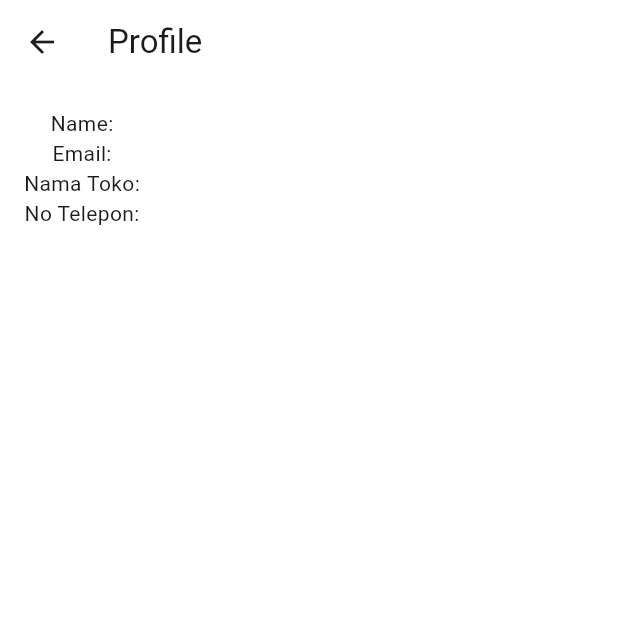
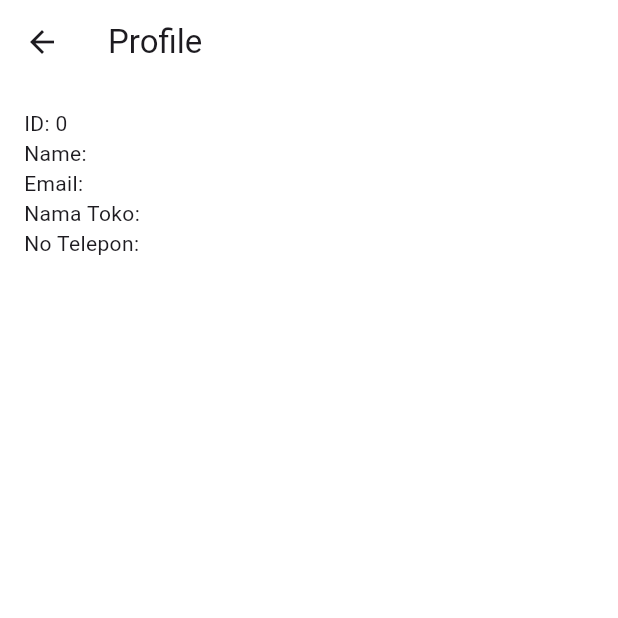
Before and after one commit to Imamabdullah71/kasirsql, a Flutter app: the ProfilePage screen opened by its route, on a phone screen of 412 x 824 dp, the top half of it. Run offline on Flutter 3.47's test engine with Material 3 defaults, Android fonts, the light colour scheme and no system bars; our stand-ins replace bootstrap_icons, flutter_image_compress, get, image_picker, salomon_bottom_bar, shared_preferences; missing offline and left inert: crop_your_image; accounts and stored records are empty.

Commit message:
add user_id ke supplier

```diff
--- a/lib/controllers/profile_controller/profile_controller.dart
+++ b/lib/controllers/profile_controller/profile_controller.dart
@@ -1,7 +1,7 @@
 import 'package:get/get.dart';
+import 'package:flutter/widgets.dart';
+import 'package:kasirsql/controllers/user_controller/user_controller.dart';
 import 'package:kasirsql/models/user_model.dart';
-import 'package:kasirsql/controllers/user_controller/user_controller.dart';
-import 'package:flutter/widgets.dart';
 
 class ProfileController extends GetxController {
   final UserController userController = Get.find();
--- a/lib/controllers/supplier_controller/add_supplier_controller.dart
+++ b/lib/controllers/supplier_controller/add_supplier_controller.dart
@@ -9,12 +9,14 @@ import 'package:path_provider/path_provider.dart';
 import 'package:intl/intl.dart';
 import 'package:kasirsql/views/supplier/crop_image_page.dart';
 import 'package:kasirsql/controllers/supplier_controller/supplier_controller.dart';
+import 'package:kasirsql/controllers/user_controller/user_controller.dart'; // Import UserController
 
 class AddSupplierController extends GetxController {
   var selectedImagePath = ''.obs;
   var croppedImage = Rx<Uint8List?>(null);
   final String apiUrl = 'http://10.10.10.80/flutterapi/api_supplier.php';
   final ImagePicker _picker = ImagePicker();
+  final UserController userController = Get.find<UserController>(); // Dapatkan UserController
 
   void pickImage(ImageSource source) async {
     final pickedFile = await _picker.pickImage(source: source);
@@ -80,6 +82,7 @@ class AddSupplierController extends GetxController {
           'email': email,
           'alamat': alamat,
           'gambar': gambar ?? '',
+          'user_id': userController.currentUser.value?.id.toString(), // Tambahkan user_id
         },
       );
       if (response.statusCode == 200) {
--- a/lib/controllers/supplier_controller/supplier_controller.dart
+++ b/lib/controllers/supplier_controller/supplier_controller.dart
@@ -2,10 +2,13 @@ import 'package:get/get.dart';
 import 'package:http/http.dart' as http;
 import 'dart:convert';
 import 'package:kasirsql/models/supplier_model.dart';
+import 'package:kasirsql/controllers/user_controller/user_controller.dart'; // Import UserController
 
 class SupplierController extends GetxController {
   var supplierList = <Supplier>[].obs;
   final String apiUrl = 'http://10.10.10.80/flutterapi/api_supplier.php';
+  final UserController userController =
+      Get.find<UserController>(); // Dapatkan UserController
 
   @override
   void onInit() {
@@ -15,8 +18,8 @@ class SupplierController extends GetxController {
 
   void fetchSupplier() async {
     try {
-      final response =
-          await http.get(Uri.parse('$apiUrl?action=read_supplier'));
+      final response = await http.get(Uri.parse(
+          '$apiUrl?action=read_supplier&user_id=${userController.currentUser.value?.id}')); // Gunakan user_id
       if (response.statusCode == 200) {
         var data = json.decode(response.body) as List;
         supplierList.value =
@@ -26,6 +29,7 @@ class SupplierController extends GetxController {
       }
     } catch (e) {
       Get.snackbar('Error', 'Failed to parse supplier');
+      print('Error = $e');
     }
   }
 
--- a/lib/models/kategori_model.dart
+++ b/lib/models/kategori_model.dart
@@ -1,14 +1,36 @@
-// models\kategori_model.dart
+// models/kategori_model.dart
 class Kategori {
-  int id;
-  String namaKategori;
+  final int id;
+  final String namaKategori;
+  final int userId;
+  final DateTime createdAt;
+  final DateTime updatedAt;
 
-  Kategori({required this.id, required this.namaKategori});
+  Kategori({
+    required this.id,
+    required this.namaKategori,
+    required this.userId,
+    required this.createdAt,
+    required this.updatedAt,
+  });
 
   factory Kategori.fromJson(Map<String, dynamic> json) {
     return Kategori(
-      id: int.parse(json['id'].toString()),
+      id: json['id'],
       namaKategori: json['nama_kategori'],
+      userId: json['user_id'],
+      createdAt: DateTime.parse(json['created_at']),
+      updatedAt: DateTime.parse(json['updated_at']),
     );
   }
+
+  Map<String, dynamic> toJson() {
+    return {
+      'id': id,
+      'nama_kategori': namaKategori,
+      'user_id': userId,
+      'created_at': createdAt.toIso8601String(),
+      'updated_at': updatedAt.toIso8601String(),
+    };
+  }
 }
--- a/lib/models/supplier_model.dart
+++ b/lib/models/supplier_model.dart
@@ -1,31 +1,56 @@
+// models/supplier_model.dart
 class Supplier {
-  int id;
-  String namaSupplier;
-  String namaTokoSupplier;
-  String? noTelepon;
-  String? email;
-  String? alamat;
-  String? gambar;
+  final int id;
+  final String? gambar;
+  final String namaSupplier;
+  final String? namaTokoSupplier;
+  final String? noTelepon;
+  final String? email;
+  final String? alamat;
+  final int userId;
+  final DateTime createdAt;
+  final DateTime updatedAt;
 
   Supplier({
     required this.id,
+    this.gambar,
     required this.namaSupplier,
-    required this.namaTokoSupplier,
+    this.namaTokoSupplier,
     this.noTelepon,
     this.email,
     this.alamat,
-    this.gambar,
+    required this.userId,
+    required this.createdAt,
+    required this.updatedAt,
   });
 
   factory Supplier.fromJson(Map<String, dynamic> json) {
     return Supplier(
-      id: int.parse(json['id'].toString()),
+      id: json['id'] is String ? int.parse(json['id']) : json['id'],
+      gambar: json['gambar'],
       namaSupplier: json['nama_supplier'],
       namaTokoSupplier: json['nama_toko_supplier'],
       noTelepon: json['no_telepon'],
       email: json['email'],
       alamat: json['alamat'],
-      gambar: json['gambar'],
+      userId: json['user_id'] is String ? int.parse(json['user_id']) : json['user_id'],
+      createdAt: DateTime.parse(json['created_at']),
+      updatedAt: DateTime.parse(json['updated_at']),
     );
   }
+
+  Map<String, dynamic> toJson() {
+    return {
+      'id': id,
+      'gambar': gambar,
+      'nama_supplier': namaSupplier,
+      'nama_toko_supplier': namaTokoSupplier,
+      'no_telepon': noTelepon,
+      'email': email,
+      'alamat': alamat,
+      'user_id': userId, // Tambahkan userId
+      'created_at': createdAt.toIso8601String(),
+      'updated_at': updatedAt.toIso8601String(),
+    };
+  }
 }
--- a/lib/models/user_model.dart
+++ b/lib/models/user_model.dart
@@ -1,31 +1,51 @@
 class UserModel {
+  final int id;
   final String name;
   final String email;
-  final String namaToko;
-  final String noTelepon;
+  final String? password;
+  final String? namaToko;
+  final String? logo;
+  final String? noTelepon;
+  final DateTime createdAt;
+  final DateTime updatedAt;
 
   UserModel({
+    required this.id,
     required this.name,
     required this.email,
-    required this.namaToko,
-    required this.noTelepon,
+    this.password,
+    this.namaToko,
+    this.logo,
+    this.noTelepon,
+    required this.createdAt,
+    required this.updatedAt,
   });
 
   factory UserModel.fromJson(Map<String, dynamic> json) {
     return UserModel(
-      name: json['nama'],
-      email: json['email'],
+      id: json['id'] is String ? int.parse(json['id']) : json['id'] ?? 0,
+      name: json['nama'] ?? '',
+      email: json['email'] ?? '',
+      password: json['password'],
       namaToko: json['nama_toko'],
+      logo: json['logo'],
       noTelepon: json['no_telepon'],
+      createdAt: json['created_at'] != null ? DateTime.parse(json['created_at']) : DateTime.now(),
+      updatedAt: json['updated_at'] != null ? DateTime.parse(json['updated_at']) : DateTime.now(),
     );
   }
 
   Map<String, dynamic> toJson() {
     return {
+      'id': id,
       'nama': name,
       'email': email,
+      'password': password,
       'nama_toko': namaToko,
+      'logo': logo,
       'no_telepon': noTelepon,
+      'created_at': createdAt.toIso8601String(),
+      'updated_at': updatedAt.toIso8601String(),
     };
   }
 }
--- a/lib/views/profile/profile_page.dart
+++ b/lib/views/profile/profile_page.dart
@@ -22,11 +22,13 @@ class ProfilePage extends StatelessWidget {
           return Padding(
             padding: const EdgeInsets.all(16.0),
             child: Column(
+              crossAxisAlignment: CrossAxisAlignment.start,
               children: [
+                Text("ID: ${profileController.user!.id}"),
                 Text("Name: ${profileController.user!.name}"),
                 Text("Email: ${profileController.user!.email}"),
-                Text("Nama Toko: ${profileController.user!.namaToko}"),
-                Text("No Telepon: ${profileController.user!.noTelepon}"),
+                Text("Nama Toko: ${profileController.user!.namaToko ?? '-'}"),
+                Text("No Telepon: ${profileController.user!.noTelepon ?? '-'}"),
               ],
             ),
           );
--- a/lib/views/supplier/supplier_detail_page.dart
+++ b/lib/views/supplier/supplier_detail_page.dart
@@ -58,7 +58,7 @@ class SupplierDetailPage extends StatelessWidget {
             ),
             const SizedBox(height: 8),
             Text(
-              supplier.namaTokoSupplier,
+              supplier.namaTokoSupplier ?? '-',
               style: const TextStyle(fontSize: 18),
             ),
             const SizedBox(height: 16),
--- a/lib/views/supplier/suppliers_page.dart
+++ b/lib/views/supplier/suppliers_page.dart
@@ -44,7 +44,7 @@ class SuppliersPage extends StatelessWidget {
                       color: Colors.grey,
                     ),
               title: Text(supplier.namaSupplier),
-              subtitle: Text(supplier.namaTokoSupplier),
+              subtitle: Text(supplier.namaTokoSupplier ?? '-'),
               trailing: IconButton(
                 icon: const Icon(
                   Icons.delete,
```
Also changed, not shown: lib/controllers/user_controller/user_controller.dart (+12 -8 lines), lib/main.dart (+67 -13 lines), lib/models/harga_model.dart (+28 -10 lines), lib/views/transaksi/transaksi_page.dart (+5 -3 lines).
